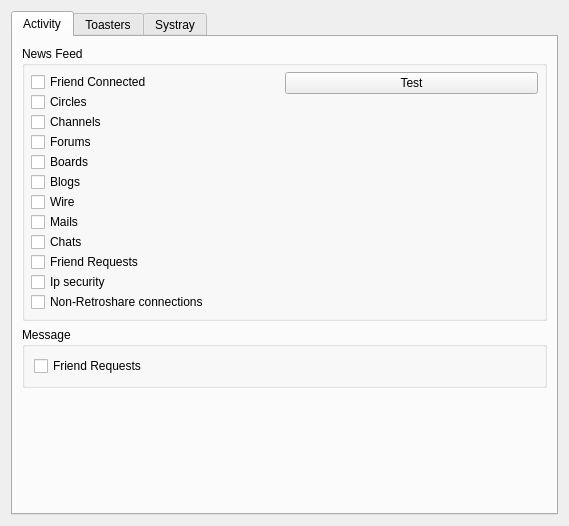
This is retroshare-gui/src/gui/settings/NotifyPage.ui in RetroShare/RetroShare as Qt 5 draws it before an edit. The edited form follows.
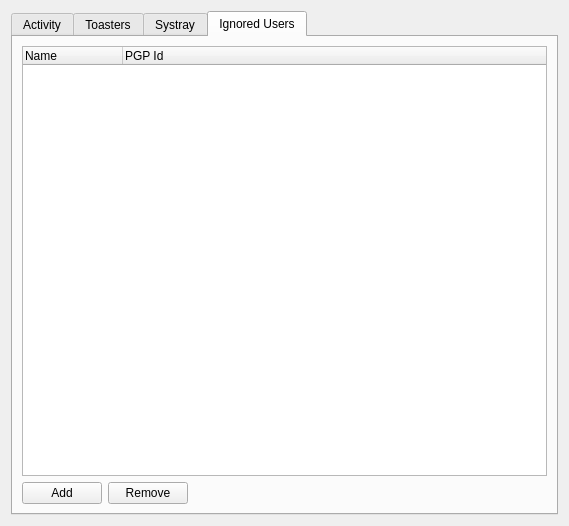
This is the edited form. The open tabs and pages were chosen to show the change. Custom widgets are drawn as their Qt base class.

Commit message: Add Ignore User button to Security Feed and implement Ignored Users list management

```diff
--- a/retroshare-gui/src/gui/settings/NotifyPage.ui
+++ b/retroshare-gui/src/gui/settings/NotifyPage.ui
@@ -481,6 +481,61 @@
        </item>
       </layout>
      </widget>
+     <widget class="QWidget" name="tabIgnored">
+      <attribute name="title">
+       <string>Ignored Users</string>
+      </attribute>
+      <layout class="QVBoxLayout" name="tabIgnoredVLayout">
+       <item>
+        <widget class="QTreeWidget" name="ignoredTreeWidget">
+         <property name="rootIsDecorated">
+          <bool>false</bool>
+         </property>
+         <column>
+          <property name="text">
+           <string>Name</string>
+          </property>
+         </column>
+         <column>
+          <property name="text">
+           <string>PGP Id</string>
+          </property>
+         </column>
+        </widget>
+       </item>
+       <item>
+        <layout class="QHBoxLayout" name="ignoredButtonsLayout">
+         <item>
+          <widget class="QPushButton" name="addIgnoredButton">
+           <property name="text">
+            <string>Add</string>
+           </property>
+          </widget>
+         </item>
+         <item>
+          <widget class="QPushButton" name="removeIgnoredButton">
+           <property name="text">
+            <string>Remove</string>
+           </property>
+          </widget>
+         </item>
+         <item>
+          <spacer name="horizontalSpacerIgnored">
+           <property name="orientation">
+            <enum>Qt::Horizontal</enum>
+           </property>
+           <property name="sizeHint" stdset="0">
+            <size>
+             <width>40</width>
+             <height>20</height>
+            </size>
+           </property>
+          </spacer>
+         </item>
+        </layout>
+       </item>
+      </layout>
+     </widget>
     </widget>
    </item>
   </layout>
```
The commit also changes 5 other files.
